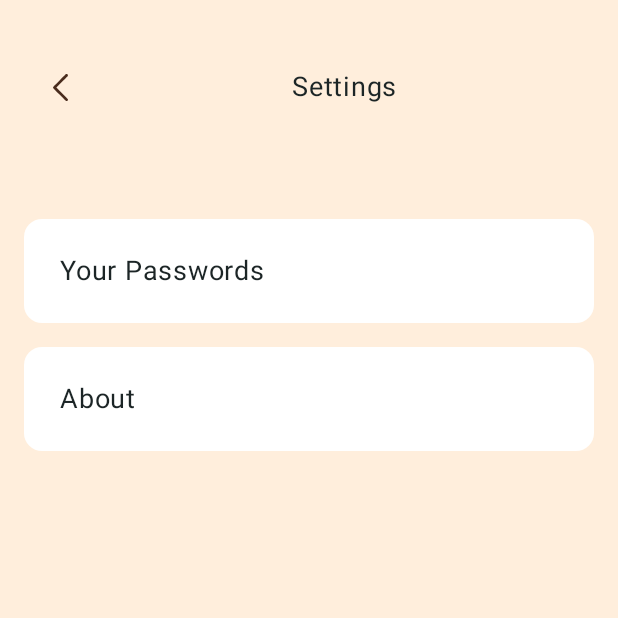
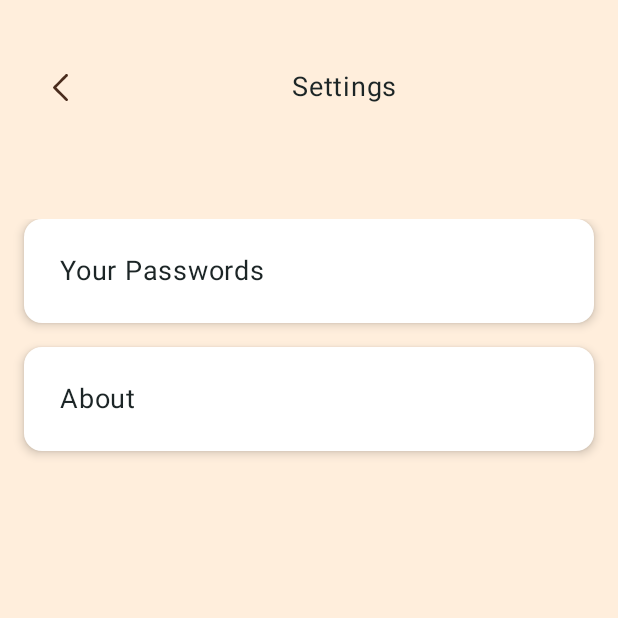
Before and after one commit to iAmEben/KeySmith, an Android app built with Jetpack Compose: the screen it shows after launch (MainActivity), after a tap on "Saved Passwords", on a phone screen of 412 x 824 dp, the top half of it. Run offline under Robolectric (Android 15) with nearby library versions, the phone set to English and light mode, and no system bars; our stand-ins replace Dagger/Hilt's generated code, Room's generated code.

Commit message:
feat(ui): adds card layout to settings lazy columns

```diff
--- a/app/src/main/java/com/iameben/keysmith/ui/components/SettingItemRow.kt
+++ b/app/src/main/java/com/iameben/keysmith/ui/components/SettingItemRow.kt
@@ -5,7 +5,10 @@ import androidx.compose.foundation.clickable
 import androidx.compose.foundation.layout.Box
 import androidx.compose.foundation.layout.fillMaxWidth
 import androidx.compose.foundation.layout.padding
+import androidx.compose.foundation.layout.wrapContentHeight
 import androidx.compose.foundation.shape.RoundedCornerShape
+import androidx.compose.material3.Card
+import androidx.compose.material3.CardDefaults
 import androidx.compose.material3.MaterialTheme
 import androidx.compose.material3.Text
 import androidx.compose.runtime.Composable
@@ -16,15 +19,21 @@ import com.iameben.keysmith.util.Space
 
 @Composable
 fun SettingItemRow(item: SettingsItem, onItemClick: () -> Unit) {
+
+    Card(
+        modifier = Modifier
+            .fillMaxWidth()
+            .wrapContentHeight(),
+        shape = RoundedCornerShape(12.dp),
+        colors = CardDefaults.cardColors(
+            containerColor = MaterialTheme.colorScheme.onPrimary
+        ),
+        elevation = CardDefaults.cardElevation(defaultElevation = 4.dp)
+    ) {
         Box(
             modifier = Modifier
                 .fillMaxWidth()
                 .clickable { onItemClick() }
-            .background(
-                color = MaterialTheme.colorScheme.onPrimary,
-                shape = RoundedCornerShape(12.dp),
-
-            )
                 .padding(16.dp)
         ){
             Text(
@@ -35,6 +44,8 @@ fun SettingItemRow(item: SettingsItem, onItemClick: () -> Unit) {
 
             )
         }
+    }
+
 
     Space()
 
```
Lines whose indentation alone changed are shown as unchanged.
